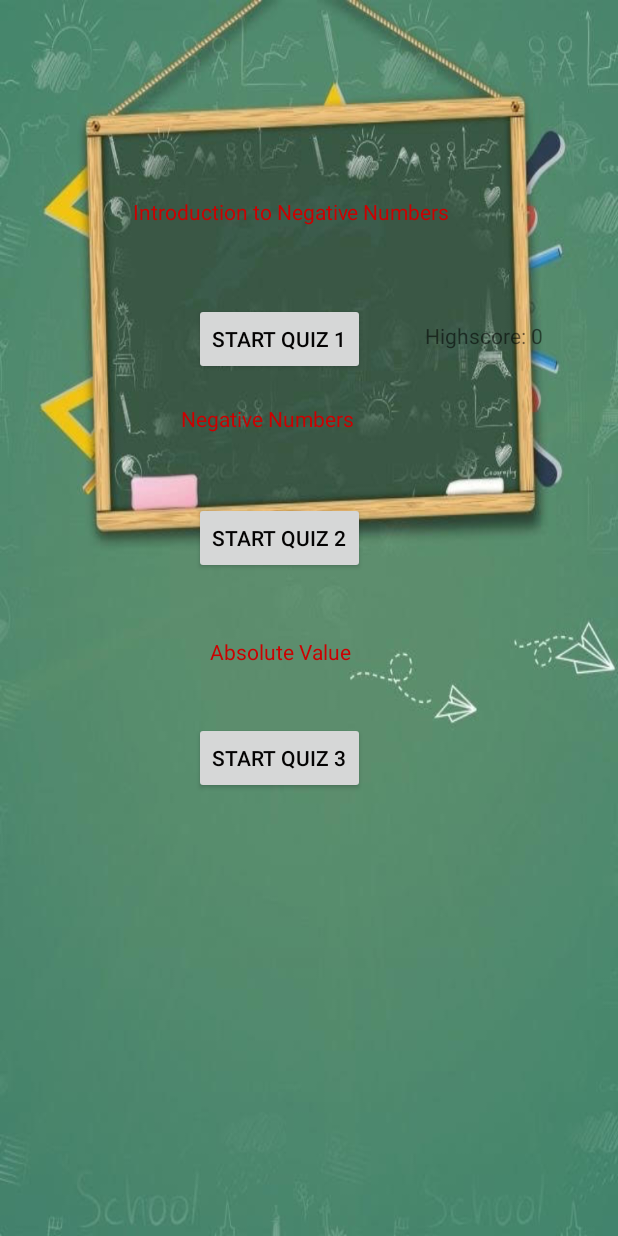
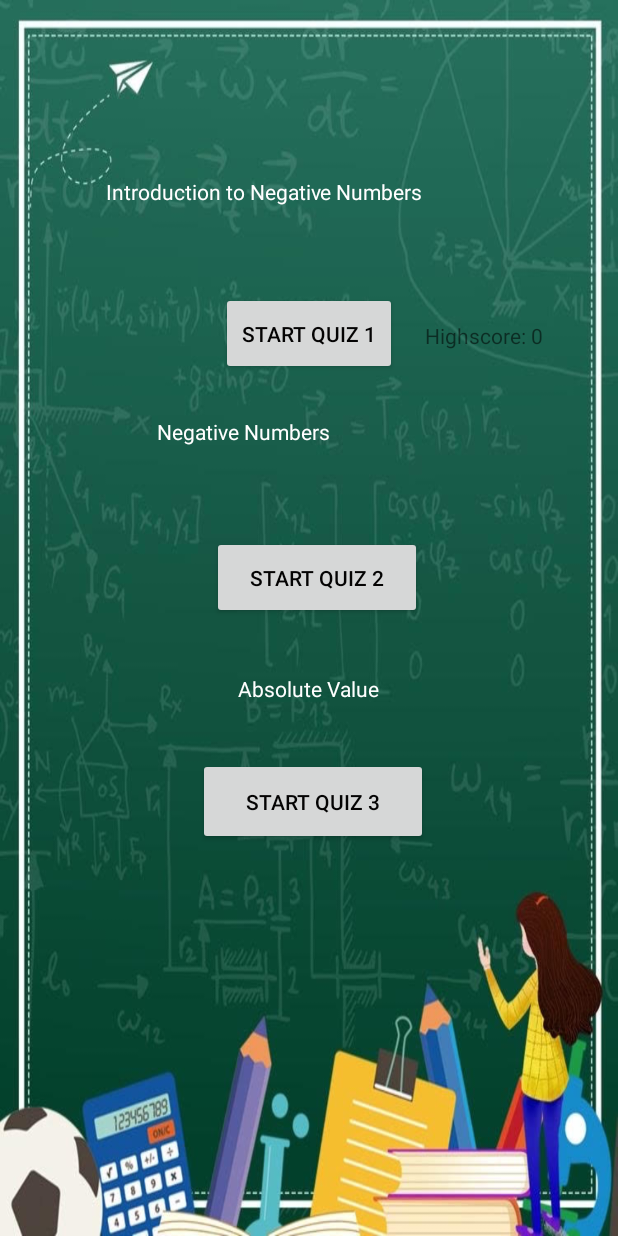
Before and after one commit to zanylass/MobileAppDevelopmentProject-, an Android app: the MathNegNumContentPage screen opened directly, with no data from a screen before it, on a phone screen of 412 x 824 dp. Run offline under Robolectric (Android 15) with nearby library versions, the phone set to English and light mode, and no system bars.

Commit message:
Update activity_math_neg_num_content_page.xml

```diff
--- a/SemesterProject/app/src/main/res/layout/activity_math_neg_num_content_page.xml
+++ b/SemesterProject/app/src/main/res/layout/activity_math_neg_num_content_page.xml
@@ -5,65 +5,64 @@
     android:layout_width="match_parent"
     android:layout_height="match_parent"
     tools:context=".MathNegNumContentPage"
-    android:background="@drawable/mathcontent4">
+    android:background="@drawable/mathcontent41">
 
     <TextView
         android:id="@+id/NNumTextView3"
         android:layout_width="wrap_content"
         android:layout_height="wrap_content"
         android:text="Absolute Value"
-        android:textColor="@android:color/holo_red_dark"
+        android:textColor="@android:color/white"
         app:layout_constraintBottom_toBottomOf="parent"
         app:layout_constraintEnd_toEndOf="parent"
-        app:layout_constraintHorizontal_bias="0.44"
+        app:layout_constraintHorizontal_bias="0.498"
         app:layout_constraintStart_toStartOf="parent"
         app:layout_constraintTop_toTopOf="parent"
-        app:layout_constraintVertical_bias="0.528" />
+        app:layout_constraintVertical_bias="0.558" />
 
     <Button
         android:id="@+id/buttonNN1"
-        android:layout_width="wrap_content"
-        android:layout_height="wrap_content"
+        android:layout_width="117dp"
+        android:layout_height="55dp"
         android:shadowColor="#FFFFFF"
         android:text="Start Quiz 1"
         android:textColor="#040303"
         android:textColorHint="#FFFFFF"
         app:layout_constraintBottom_toBottomOf="parent"
         app:layout_constraintEnd_toEndOf="parent"
-        app:layout_constraintHorizontal_bias="0.434"
         app:layout_constraintStart_toStartOf="parent"
         app:layout_constraintTop_toTopOf="parent"
-        app:layout_constraintVertical_bias="0.26" />
+        app:layout_constraintVertical_bias="0.253" />
 
     <Button
         android:id="@+id/buttonNN2"
-        android:layout_width="wrap_content"
-        android:layout_height="wrap_content"
+        android:layout_width="140dp"
+        android:layout_height="55dp"
         android:shadowColor="#FFFFFF"
         android:text="Start Quiz 2"
         android:textColor="#040303"
         android:textColorHint="#FFFFFF"
         app:layout_constraintBottom_toBottomOf="parent"
         app:layout_constraintEnd_toEndOf="parent"
-        app:layout_constraintHorizontal_bias="0.434"
+        app:layout_constraintHorizontal_bias="0.519"
         app:layout_constraintStart_toStartOf="parent"
         app:layout_constraintTop_toTopOf="parent"
-        app:layout_constraintVertical_bias="0.431" />
+        app:layout_constraintVertical_bias="0.465" />
 
     <Button
         android:id="@+id/buttonNN3"
-        android:layout_width="wrap_content"
-        android:layout_height="wrap_content"
+        android:layout_width="153dp"
+        android:layout_height="58dp"
         android:shadowColor="#FFFFFF"
         android:text="Start Quiz 3"
         android:textColor="#040303"
         android:textColorHint="#FFFFFF"
         app:layout_constraintBottom_toBottomOf="parent"
         app:layout_constraintEnd_toEndOf="parent"
-        app:layout_constraintHorizontal_bias="0.434"
+        app:layout_constraintHorizontal_bias="0.51"
         app:layout_constraintStart_toStartOf="parent"
         app:layout_constraintTop_toTopOf="parent"
-        app:layout_constraintVertical_bias="0.62" />
+        app:layout_constraintVertical_bias="0.66" />
 
     <TextView
         android:id="@+id/textViewHighScoreQuiz1"
@@ -79,28 +78,28 @@
 
     <TextView
         android:id="@+id/NNumTextView1"
-        android:layout_width="296dp"
-        android:layout_height="47dp"
+        android:layout_width="271dp"
+        android:layout_height="61dp"
         android:text="Introduction to Negative Numbers"
-        android:textColor="@android:color/holo_red_dark"
-        app:layout_constraintBottom_toBottomOf="parent"
-        app:layout_constraintEnd_toEndOf="parent"
-        app:layout_constraintHorizontal_bias="0.765"
-        app:layout_constraintStart_toStartOf="parent"
-        app:layout_constraintTop_toTopOf="parent"
-        app:layout_constraintVertical_bias="0.169" />
-
-    <TextView
-        android:id="@+id/NN2TextView"
-        android:layout_width="171dp"
-        android:layout_height="39dp"
-        android:text="Negative Numbers"
-        android:textColor="@android:color/holo_red_dark"
+        android:textColor="@android:color/white"
         app:layout_constraintBottom_toBottomOf="parent"
         app:layout_constraintEnd_toEndOf="parent"
         app:layout_constraintStart_toStartOf="parent"
         app:layout_constraintTop_toTopOf="parent"
-        app:layout_constraintVertical_bias="0.343" />
+        app:layout_constraintVertical_bias="0.155" />
+
+    <TextView
+        android:id="@+id/NN2TextView"
+        android:layout_width="188dp"
+        android:layout_height="54dp"
+        android:text="Negative Numbers"
+        android:textColor="@android:color/white"
+        app:layout_constraintBottom_toBottomOf="parent"
+        app:layout_constraintEnd_toEndOf="parent"
+        app:layout_constraintHorizontal_bias="0.466"
+        app:layout_constraintStart_toStartOf="parent"
+        app:layout_constraintTop_toTopOf="parent"
+        app:layout_constraintVertical_bias="0.361" />
 
 
 </androidx.constraintlayout.widget.ConstraintLayout>
```
